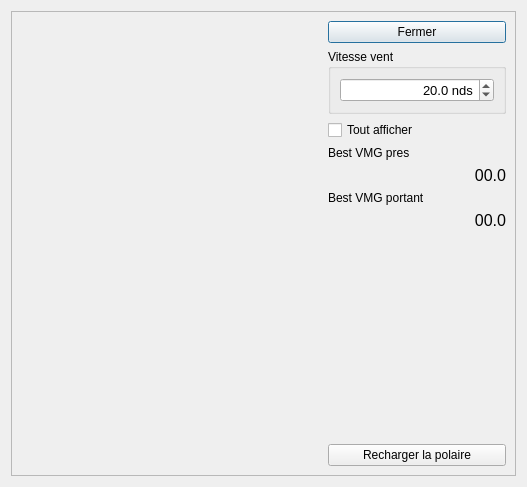
Qt form src/Ui/dialogviewpolar.ui (nohal/qtVlm) before a commit.
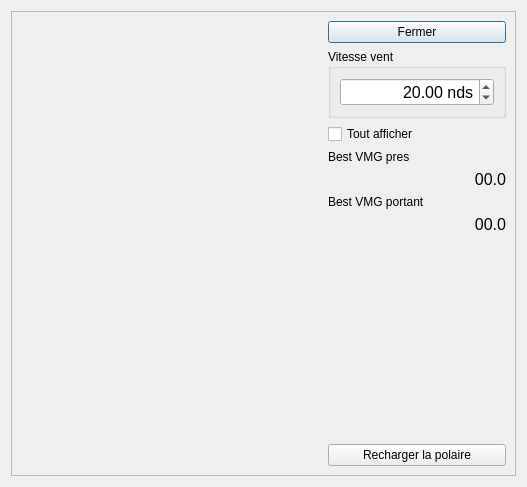
The same form after that commit.

What changed in the file:
```diff
--- a/src/Ui/dialogviewpolar.ui
+++ b/src/Ui/dialogviewpolar.ui
@@ -61,7 +61,7 @@
             <widget class="QDoubleSpinBox" name="doubleSpinBox">
              <property name="font">
               <font>
-               <pointsize>10</pointsize>
+               <pointsize>12</pointsize>
               </font>
              </property>
              <property name="alignment">
@@ -71,7 +71,7 @@
               <string> nds</string>
              </property>
              <property name="decimals">
-              <number>1</number>
+              <number>2</number>
              </property>
              <property name="minimum">
               <double>1.000000000000000</double>
```
